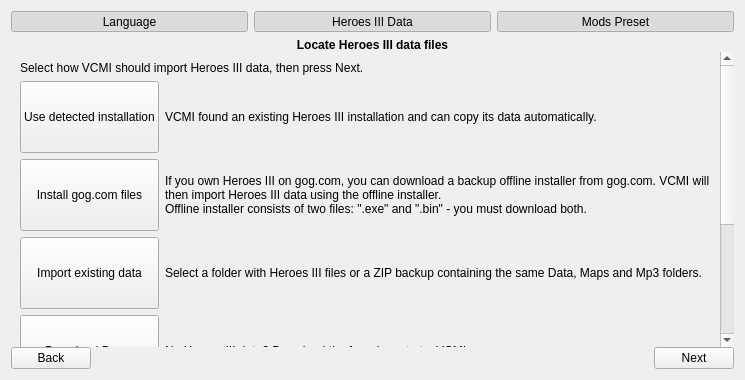
Old version of the form launcher/firstLaunch/firstlaunch_moc.ui in the repository GeorgeK1ng/vcmi.
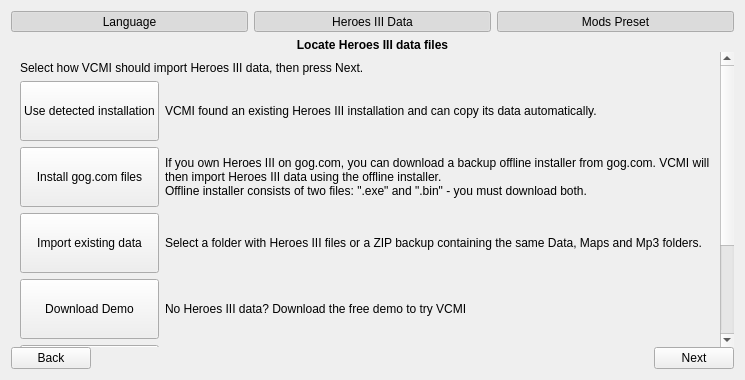
New version of the form. Icons and pictures are not drawn.

Commit message: FirstLaunch: Add selectable data import UI, ZIP import and demo-support detection

Diff of the .ui file:
```diff
--- a/launcher/firstLaunch/firstlaunch_moc.ui
+++ b/launcher/firstLaunch/firstlaunch_moc.ui
@@ -302,10 +302,10 @@
               </sizepolicy>
              </property>
              <property name="maximumSize">
-              <size><width>16777215</width><height>72</height></size>
+              <size><width>16777215</width><height>60</height></size>
              </property>
              <property name="minimumSize">
-              <size><width>0</width><height>72</height></size>
+              <size><width>0</width><height>60</height></size>
              </property>
              <property name="text">
               <string>Use detected installation</string>
@@ -331,10 +331,10 @@
               </sizepolicy>
              </property>
              <property name="maximumSize">
-              <size><width>16777215</width><height>72</height></size>
+              <size><width>16777215</width><height>60</height></size>
              </property>
              <property name="minimumSize">
-              <size><width>0</width><height>72</height></size>
+              <size><width>0</width><height>60</height></size>
              </property>
              <property name="text">
               <string>Install gog.com files</string>
@@ -364,10 +364,10 @@
               </sizepolicy>
              </property>
              <property name="maximumSize">
-              <size><width>16777215</width><height>72</height></size>
+              <size><width>16777215</width><height>60</height></size>
              </property>
              <property name="minimumSize">
-              <size><width>0</width><height>72</height></size>
+              <size><width>0</width><height>60</height></size>
              </property>
              <property name="text">
               <string>Import existing data</string>
@@ -393,10 +393,10 @@
               </sizepolicy>
              </property>
              <property name="maximumSize">
-              <size><width>16777215</width><height>72</height></size>
+              <size><width>16777215</width><height>60</height></size>
              </property>
              <property name="minimumSize">
-              <size><width>0</width><height>72</height></size>
+              <size><width>0</width><height>60</height></size>
              </property>
              <property name="text">
               <string>Download Demo</string>
@@ -422,10 +422,10 @@
               </sizepolicy>
              </property>
              <property name="maximumSize">
-              <size><width>16777215</width><height>72</height></size>
+              <size><width>16777215</width><height>60</height></size>
              </property>
              <property name="minimumSize">
-              <size><width>0</width><height>72</height></size>
+              <size><width>0</width><height>60</height></size>
              </property>
              <property name="text">
               <string>Search again</string>
```
